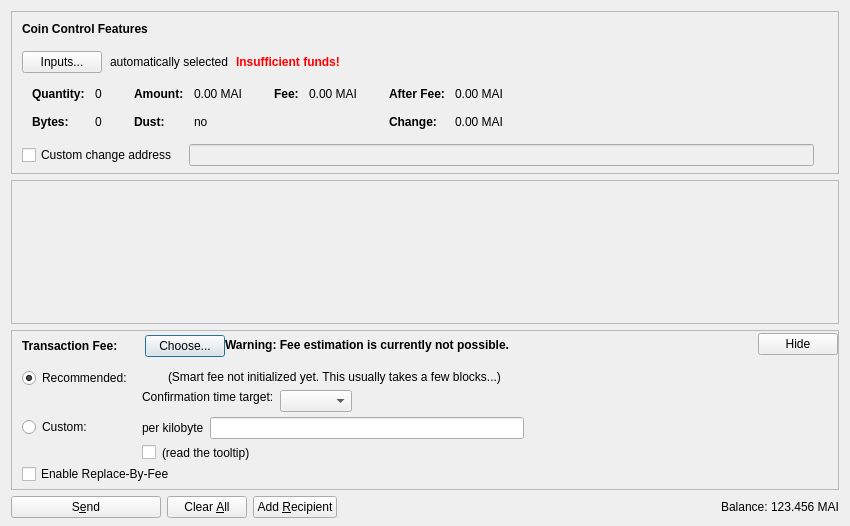
Qt form src/qt/forms/sendcoinsdialog.ui (1185/starwels) before a commit.
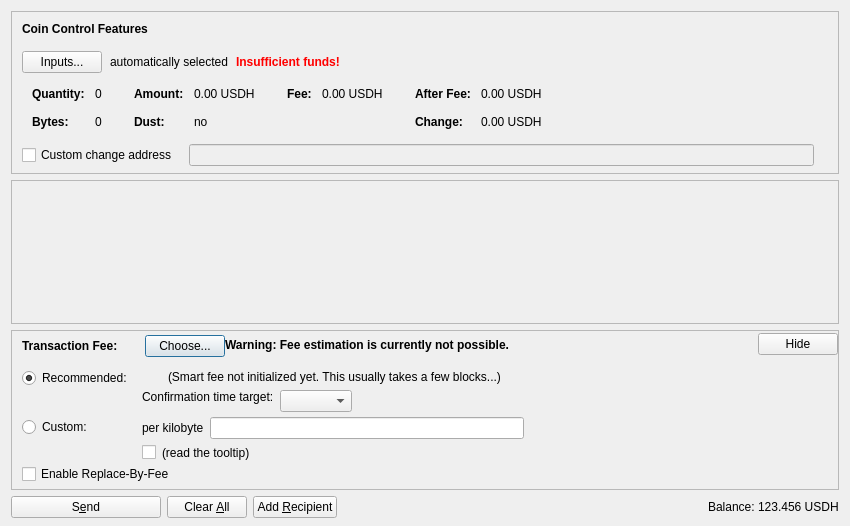
The same form after that commit. Icons and pictures are not drawn. Custom widgets are drawn as their Qt base class.

Commit message: Change Ticker MAI -> USDH

```diff
--- a/src/qt/forms/sendcoinsdialog.ui
+++ b/src/qt/forms/sendcoinsdialog.ui
@@ -324,7 +324,7 @@
                   <enum>Qt::ActionsContextMenu</enum>
                  </property>
                  <property name="text">
-                  <string notr="true">0.00 MAI</string>
+                  <string notr="true">0.00 USDH</string>
                  </property>
                  <property name="textInteractionFlags">
                   <set>Qt::LinksAccessibleByMouse|Qt::TextSelectableByKeyboard|Qt::TextSelectableByMouse</set>
@@ -404,7 +404,7 @@
                   <enum>Qt::ActionsContextMenu</enum>
                  </property>
                  <property name="text">
-                  <string notr="true">0.00 MAI</string>
+                  <string notr="true">0.00 USDH</string>
                  </property>
                  <property name="textInteractionFlags">
                   <set>Qt::LinksAccessibleByMouse|Qt::TextSelectableByKeyboard|Qt::TextSelectableByMouse</set>
@@ -455,7 +455,7 @@
                   <enum>Qt::ActionsContextMenu</enum>
                  </property>
                  <property name="text">
-                  <string notr="true">0.00 MAI</string>
+                  <string notr="true">0.00 USDH</string>
                  </property>
                  <property name="textInteractionFlags">
                   <set>Qt::LinksAccessibleByMouse|Qt::TextSelectableByKeyboard|Qt::TextSelectableByMouse</set>
@@ -484,7 +484,7 @@
                   <enum>Qt::ActionsContextMenu</enum>
                  </property>
                  <property name="text">
-                  <string notr="true">0.00 MAI</string>
+                  <string notr="true">0.00 USDH</string>
                  </property>
                  <property name="textInteractionFlags">
                   <set>Qt::LinksAccessibleByMouse|Qt::TextSelectableByKeyboard|Qt::TextSelectableByMouse</set>
@@ -1249,7 +1249,7 @@
           <cursorShape>IBeamCursor</cursorShape>
          </property>
          <property name="text">
-          <string notr="true">123.456 MAI</string>
+          <string notr="true">123.456 USDH</string>
          </property>
          <property name="textInteractionFlags">
           <set>Qt::LinksAccessibleByMouse|Qt::TextSelectableByKeyboard|Qt::TextSelectableByMouse</set>
```
The commit also changes 109 other files.
